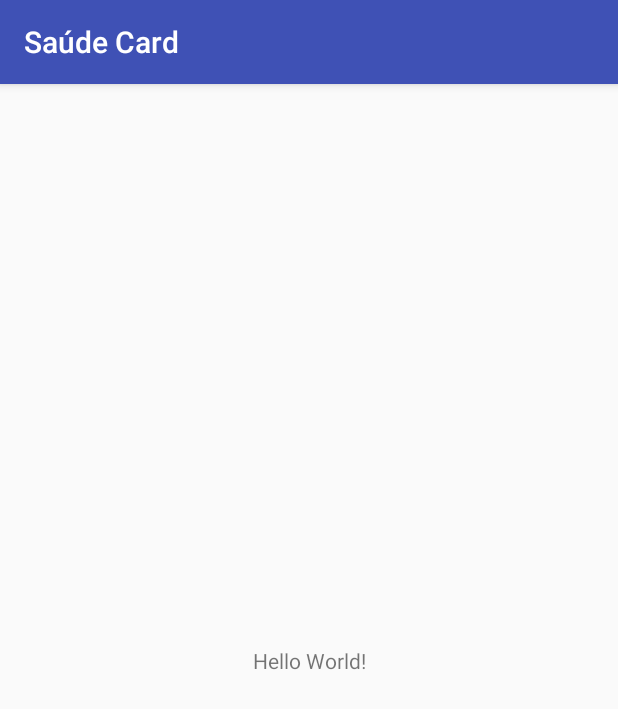
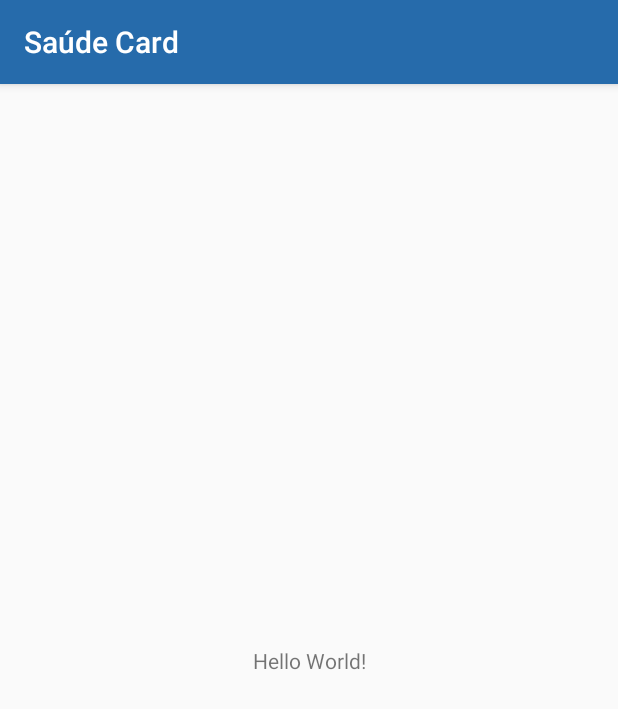
Before and after one commit to cesar1287/SaudeCard-android-app, an Android app: the screen it shows after launch (MainActivity), on a phone screen of 412 x 824 dp. Shown: the top 709 px of the screen. Run offline under Robolectric (Android 15) with nearby library versions, the light colour scheme and no system bars.

Commit message:
Mudadas cores base do app

```diff
--- a/app/src/main/res/values/colors.xml
+++ b/app/src/main/res/values/colors.xml
@@ -1,6 +1,6 @@
 <?xml version="1.0" encoding="utf-8"?>
 <resources>
-    <color name="colorPrimary">#3F51B5</color>
-    <color name="colorPrimaryDark">#303F9F</color>
+    <color name="colorPrimary">#266bab</color>
+    <color name="colorPrimaryDark">#084186</color>
     <color name="colorAccent">#FF4081</color>
 </resources>
--- a/app/src/main/res/values/styles.xml
+++ b/app/src/main/res/values/styles.xml
@@ -7,5 +7,4 @@
         <item name="colorPrimaryDark">@color/colorPrimaryDark</item>
         <item name="colorAccent">@color/colorAccent</item>
     </style>
-
 </resources>
```
